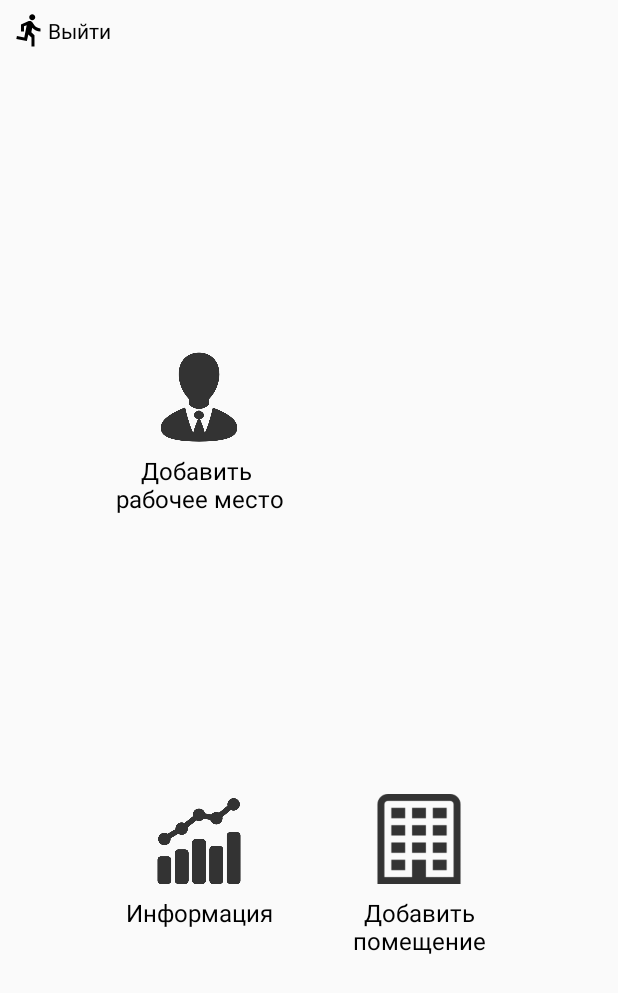
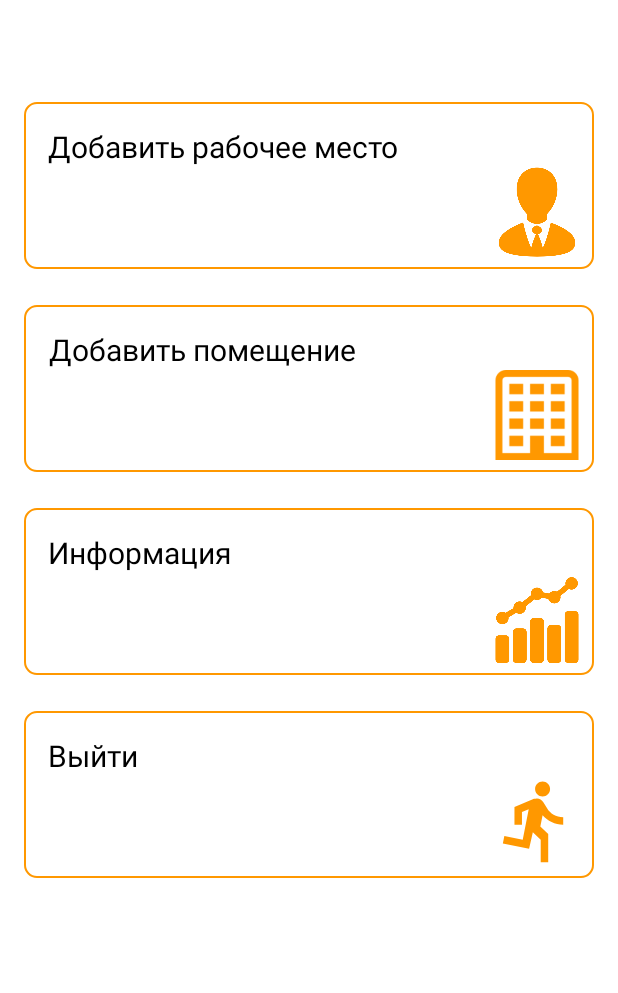
Before and after one commit to LaoNastasy/HealthyApp, an Android app: the screen it shows after launch (MainActivity), on a phone screen of 412 x 824 dp. Shown: the top 993 px of the screen. Run offline under Robolectric (Android 15) with nearby library versions, the phone set to English and light mode, and no system bars; our stand-ins replace Dagger/Hilt's generated code, Firebase (no records; nobody signed in at launch, a user with empty details on screens opened directly); libraries missing offline, so code that uses them is left out: com.facebook.stetho; 1 statement that could not run was skipped.

Commit message:
главный экран navigationBar

```diff
--- a/app/src/main/java/com/example/healthyapp/features/auth/AuthenticationFragment.kt
+++ b/app/src/main/java/com/example/healthyapp/features/auth/AuthenticationFragment.kt
@@ -4,6 +4,7 @@ import android.os.Bundle
 import android.view.LayoutInflater
 import android.view.View
 import android.view.ViewGroup
+import androidx.core.content.ContextCompat
 import androidx.navigation.fragment.findNavController
 import com.example.healthyapp.R
 import com.example.healthyapp.base.BaseFragment
@@ -35,7 +36,8 @@ class AuthenticationFragment : BaseFragment<AuthenticationPresenter, Authenticat
                 password.text.toString()
             )
         }
-
+        activity?.window?.navigationBarColor =
+            ContextCompat.getColor(requireContext(), R.color.colorAccent)
         view.registrate.setOnClickListener {
             val action = AuthenticationFragmentDirections.actionLoginFragmentToRegisterFragment()
             findNavController().navigate(action)
--- a/app/src/main/java/com/example/healthyapp/features/main_screen/MainFragment.kt
+++ b/app/src/main/java/com/example/healthyapp/features/main_screen/MainFragment.kt
@@ -4,6 +4,7 @@ import android.os.Bundle
 import android.view.LayoutInflater
 import android.view.View
 import android.view.ViewGroup
+import androidx.core.content.ContextCompat
 import androidx.navigation.fragment.findNavController
 import com.example.healthyapp.R
 import com.example.healthyapp.base.BaseFragment
@@ -21,12 +22,13 @@ class MainFragment : BaseFragment<MainScreenPresenter, MainScreenView>(), MainSc
         savedInstanceState: Bundle?
     ): View? {
         val view = inflater.inflate(R.layout.fragment_main, container, false)
-
-        view.person.setOnClickListener { presenter.onPersonClick() }
-        view.statistic.setOnClickListener { presenter.onStatisticClick() }
-        view.kabinet.setOnClickListener { presenter.onNewRoomClick() }
+        activity?.window?.navigationBarColor =
+            ContextCompat.getColor(requireContext(), R.color.colorPrimary)
+        view.add_workplace.setOnClickListener { presenter.onPersonClick() }
+        //view.statistic.setOnClickListener { presenter.onStatisticClick() }
+        view.add_placement.setOnClickListener { presenter.onNewRoomClick() }
         view.info.setOnClickListener { presenter.onInfoClick() }
-        view.exit.setOnClickListener { presenter.logOut() }
+        view.logout.setOnClickListener { presenter.logOut() }
 
         return view
     }
--- a/app/src/main/java/com/example/healthyapp/features/registration/RegistrationFragment.kt
+++ b/app/src/main/java/com/example/healthyapp/features/registration/RegistrationFragment.kt
@@ -4,6 +4,7 @@ import android.os.Bundle
 import android.view.LayoutInflater
 import android.view.View
 import android.view.ViewGroup
+import androidx.core.content.ContextCompat
 import androidx.navigation.fragment.findNavController
 import com.example.healthyapp.R
 import com.example.healthyapp.base.BaseFragment
@@ -23,6 +24,8 @@ class RegistrationFragment : BaseFragment<RegistrationPresenter, RegistrationVie
         savedInstanceState: Bundle?
     ): View? {
         val view = inflater.inflate(R.layout.fragment_registration, container, false)
+        activity?.window?.navigationBarColor =
+            ContextCompat.getColor(requireContext(), R.color.colorAccent)
 
         view.registrate.setOnClickListener {
             presenter.registrate(
--- a/app/src/main/res/layout/fragment_main.xml
+++ b/app/src/main/res/layout/fragment_main.xml
@@ -1,121 +1,141 @@
 <?xml version="1.0" encoding="utf-8"?>
-<androidx.constraintlayout.widget.ConstraintLayout xmlns:android="http://schemas.android.com/apk/res/android"
+<LinearLayout xmlns:android="http://schemas.android.com/apk/res/android"
     xmlns:app="http://schemas.android.com/apk/res-auto"
     android:layout_width="match_parent"
-    android:layout_height="match_parent">
+    android:layout_height="match_parent"
+    android:background="@color/white"
+    android:orientation="vertical">
 
-    <androidx.appcompat.widget.AppCompatImageView
-        android:id="@+id/logout_image"
+    <androidx.constraintlayout.widget.ConstraintLayout
+        android:id="@+id/add_workplace"
+        android:layout_width="match_parent"
+        android:layout_height="wrap_content"
+        android:layout_marginStart="16dp"
+        android:layout_marginTop="68dp"
+        android:layout_marginEnd="16dp"
+        android:background="@drawable/bg_placement_item"
+        android:padding="8dp">
+
+        <TextView
+            android:id="@+id/add_workplace_hint"
             android:layout_width="wrap_content"
             android:layout_height="wrap_content"
-        android:layout_marginStart="8dp"
-        android:layout_marginTop="8dp"
-        android:src="@drawable/ic_directions_run_black_24dp"
-        android:tint="@color/black"
+            android:layout_margin="8dp"
+            android:gravity="center"
+            android:text="@string/person_screen"
+            android:textColor="@color/black"
+            android:textSize="20sp"
             app:layout_constraintStart_toStartOf="parent"
             app:layout_constraintTop_toTopOf="parent" />
-
-    <TextView
-        android:id="@+id/exit"
-        android:layout_width="wrap_content"
-        android:layout_height="wrap_content"
-        android:padding="8dp"
-        android:paddingStart="24dp"
-        android:text="@string/exit"
-        android:textColor="@color/black"
-        android:textSize="14sp"
-        app:layout_constraintBottom_toBottomOf="@id/logout_image"
-        app:layout_constraintStart_toStartOf="@id/logout_image"
-        app:layout_constraintTop_toTopOf="@id/logout_image" />
 
         <androidx.appcompat.widget.AppCompatImageView
             android:id="@+id/person"
             android:layout_width="60dp"
             android:layout_height="60dp"
+            android:src="@drawable/person"
+            android:tint="@color/colorPrimary"
+            app:layout_constraintEnd_toEndOf="parent"
+            app:layout_constraintTop_toBottomOf="@id/add_workplace_hint" />
+
+    </androidx.constraintlayout.widget.ConstraintLayout>
+
+    <androidx.constraintlayout.widget.ConstraintLayout
+        android:id="@+id/add_placement"
+        android:layout_width="match_parent"
+        android:layout_height="wrap_content"
         android:layout_marginStart="16dp"
-        android:src="@drawable/person"
-        app:layout_constraintBottom_toTopOf="@id/info"
-        app:layout_constraintEnd_toStartOf="@id/statistic"
+        android:layout_marginTop="24dp"
+        android:layout_marginEnd="16dp"
+        android:background="@drawable/bg_placement_item"
+        android:padding="8dp">
+
+        <TextView
+            android:id="@+id/add_placement_hint"
+            android:layout_width="wrap_content"
+            android:layout_height="wrap_content"
+            android:layout_margin="8dp"
+            android:gravity="center"
+            android:text="@string/new_room_screen"
+            android:textColor="@color/black"
+            android:textSize="20sp"
             app:layout_constraintStart_toStartOf="parent"
             app:layout_constraintTop_toTopOf="parent" />
 
+        <androidx.appcompat.widget.AppCompatImageView
+            android:id="@+id/placement_icon"
+            android:layout_width="60dp"
+            android:layout_height="60dp"
+            android:src="@drawable/kabinets"
+            android:tint="@color/colorPrimary"
+            app:layout_constraintEnd_toEndOf="parent"
+            app:layout_constraintTop_toBottomOf="@id/add_placement_hint" />
+
+    </androidx.constraintlayout.widget.ConstraintLayout>
+
+    <androidx.constraintlayout.widget.ConstraintLayout
+        android:id="@+id/info"
+        android:layout_width="match_parent"
+        android:layout_height="wrap_content"
+        android:layout_marginStart="16dp"
+        android:layout_marginTop="24dp"
+        android:layout_marginEnd="16dp"
+        android:background="@drawable/bg_placement_item"
+        android:padding="8dp">
+
         <TextView
+            android:id="@+id/info_hint"
             android:layout_width="wrap_content"
             android:layout_height="wrap_content"
-        android:layout_marginTop="8dp"
-        android:gravity="center"
-        android:text="@string/person_screen"
-        android:textColor="@color/black"
-        android:textSize="16sp"
-        app:layout_constraintEnd_toEndOf="@id/person"
-        app:layout_constraintStart_toStartOf="@id/person"
-        app:layout_constraintTop_toBottomOf="@id/person" />
-
-    <androidx.appcompat.widget.AppCompatImageView
-        android:id="@+id/statistic"
-        android:layout_width="60dp"
-        android:layout_height="60dp"
-        android:layout_marginEnd="16dp"
-        android:src="@drawable/statistic"
-        android:visibility="invisible"
-        app:layout_constraintEnd_toEndOf="parent"
-        app:layout_constraintStart_toEndOf="@id/person"
-        app:layout_constraintTop_toTopOf="@id/person" />
-
-    <TextView
-        android:layout_width="wrap_content"
-        android:layout_height="wrap_content"
-        android:layout_marginTop="8dp"
-        android:gravity="center"
-        android:text="@string/statistic_screen"
-        android:textColor="@color/black"
-        android:textSize="16sp"
-        android:visibility="invisible"
-        app:layout_constraintEnd_toEndOf="@id/statistic"
-        app:layout_constraintStart_toStartOf="@id/statistic"
-        app:layout_constraintTop_toBottomOf="@id/statistic" />
-
-    <androidx.appcompat.widget.AppCompatImageView
-        android:id="@+id/info"
-        android:layout_width="60dp"
-        android:layout_height="60dp"
-        android:layout_marginEnd="16dp"
-        android:src="@drawable/statistic"
-        app:layout_constraintBottom_toBottomOf="parent"
-        app:layout_constraintStart_toStartOf="@id/person"
-        app:layout_constraintTop_toBottomOf="@id/person" />
-
-    <TextView
-        android:layout_width="wrap_content"
-        android:layout_height="wrap_content"
-        android:layout_marginTop="8dp"
+            android:layout_margin="8dp"
             android:gravity="center"
             android:text="@string/info_screen"
             android:textColor="@color/black"
-        android:textSize="16sp"
-        app:layout_constraintEnd_toEndOf="@id/info"
-        app:layout_constraintStart_toStartOf="@id/info"
-        app:layout_constraintTop_toBottomOf="@id/info" />
+            android:textSize="20sp"
+            app:layout_constraintStart_toStartOf="parent"
+            app:layout_constraintTop_toTopOf="parent" />
 
         <androidx.appcompat.widget.AppCompatImageView
-        android:id="@+id/kabinet"
+            android:id="@+id/info_icon"
             android:layout_width="60dp"
             android:layout_height="60dp"
+            android:src="@drawable/statistic"
+            android:tint="@color/colorPrimary"
+            app:layout_constraintEnd_toEndOf="parent"
+            app:layout_constraintTop_toBottomOf="@id/info_hint" />
+
+    </androidx.constraintlayout.widget.ConstraintLayout>
+
+    <androidx.constraintlayout.widget.ConstraintLayout
+        android:id="@+id/logout"
+        android:layout_width="match_parent"
+        android:layout_height="wrap_content"
+        android:layout_marginStart="16dp"
+        android:layout_marginTop="24dp"
         android:layout_marginEnd="16dp"
-        android:src="@drawable/kabinets"
-        app:layout_constraintStart_toStartOf="@id/statistic"
-        app:layout_constraintTop_toTopOf="@id/info" />
+        android:background="@drawable/bg_placement_item"
+        android:padding="8dp">
 
         <TextView
+            android:id="@+id/logout_hint"
             android:layout_width="wrap_content"
             android:layout_height="wrap_content"
-        android:layout_marginTop="8dp"
+            android:layout_margin="8dp"
             android:gravity="center"
-        android:text="@string/new_room_screen"
+            android:text="@string/exit"
             android:textColor="@color/black"
-        android:textSize="16sp"
-        app:layout_constraintEnd_toEndOf="@id/kabinet"
-        app:layout_constraintStart_toStartOf="@id/kabinet"
-        app:layout_constraintTop_toBottomOf="@id/kabinet" />
+            android:textSize="20sp"
+            app:layout_constraintStart_toStartOf="parent"
+            app:layout_constraintTop_toTopOf="parent" />
+
+        <androidx.appcompat.widget.AppCompatImageView
+            android:id="@+id/logout_icon"
+            android:layout_width="60dp"
+            android:layout_height="60dp"
+            android:src="@drawable/ic_directions_run_black_24dp"
+            android:tint="@color/colorPrimary"
+            app:layout_constraintEnd_toEndOf="parent"
+            app:layout_constraintTop_toBottomOf="@id/logout_hint" />
 
     </androidx.constraintlayout.widget.ConstraintLayout>
+
+</LinearLayout>
--- a/app/src/main/res/values/strings.xml
+++ b/app/src/main/res/values/strings.xml
@@ -24,10 +24,10 @@
     <string name="registration_error">Проблемы при регистрации</string>
 
     //главное меню
-    <string name="person_screen">Добавить \nрабочее место</string>
+    <string name="person_screen">Добавить рабочее место</string>
     <string name="statistic_screen">Статистика</string>
     <string name="info_screen">Информация</string>
-    <string name="new_room_screen">Добавить\nпомещение</string>
+    <string name="new_room_screen">Добавить помещение</string>
 
     //экран добавления помещения
     <string name="base_edit_title">Новое помещение</string>
--- a/app/src/main/res/values/styles.xml
+++ b/app/src/main/res/values/styles.xml
@@ -6,6 +6,7 @@
         <item name="colorPrimary">@color/colorPrimary</item>
         <item name="colorPrimaryDark">@color/colorPrimaryDark</item>
         <item name="colorAccent">@color/colorAccent</item>
+        <item name="android:navigationBarColor">@color/colorPrimary</item>
     </style>
 
 </resources>
```
Lines whose indentation alone changed are shown as unchanged.
